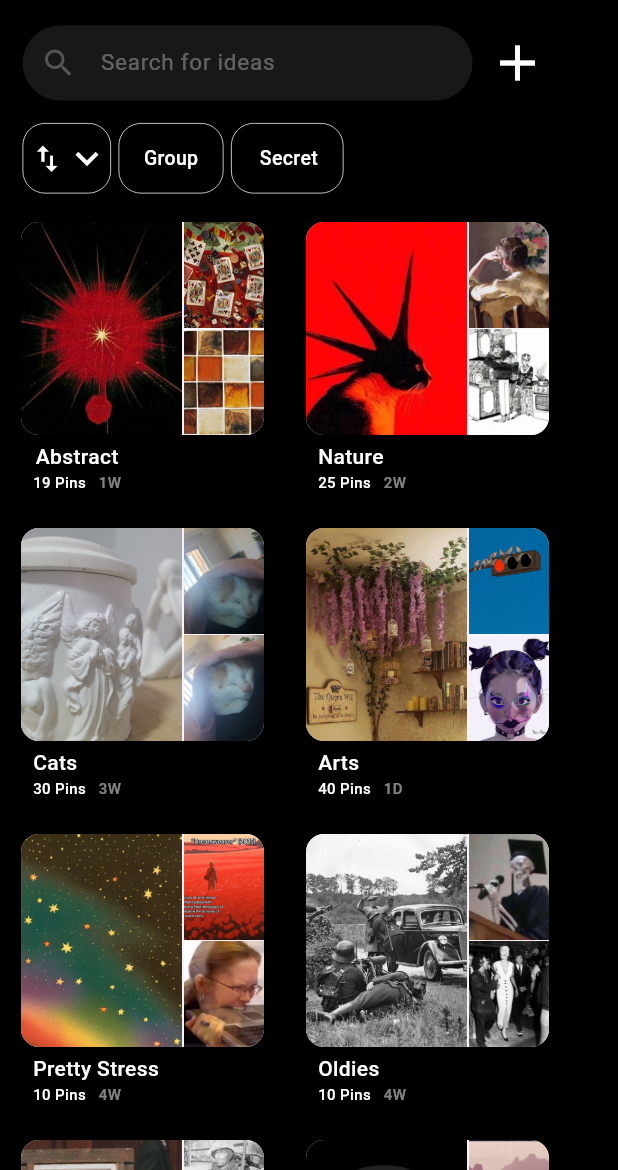
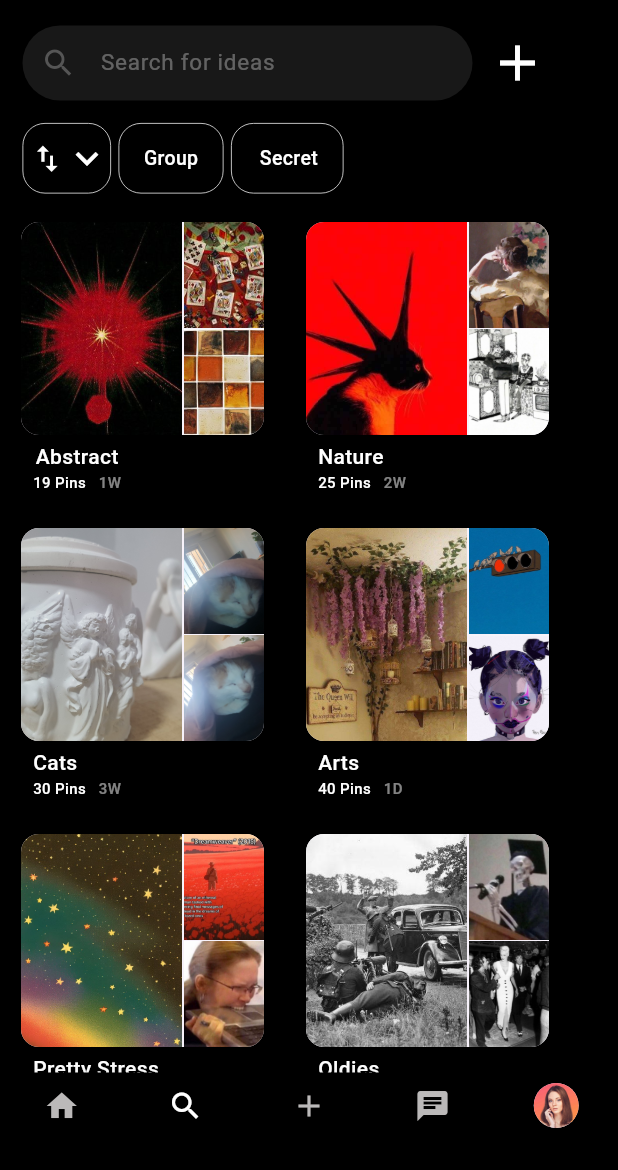
Before and after one commit to TnsaeANS/Pinterest_Flutter, a Flutter app: the screen it shows after launch, item 5 of the bottom bar chosen, after a tap on "Boards", on a phone screen of 412 x 824 dp, the part 66-1236 px from its top. Run offline on Flutter 3.47's test engine with Material 3 defaults, Android fonts, the phone set to English and light mode, and no system bars.

Commit message:
added the not working nav

```diff
--- a/lib/pages/boards.dart
+++ b/lib/pages/boards.dart
@@ -1,6 +1,8 @@
 import 'package:flutter/material.dart';
 import 'package:pinterest_flutter/constants/colors.dart';
 import 'profilePage.dart';
+import 'nav.dart';
+
 
 class BoardsScreen extends StatelessWidget {
   final List<String> imagePaths = [
@@ -53,11 +55,16 @@ class BoardsScreen extends StatelessWidget {
 
   ];
 
-  BoardsScreen({super.key});
+final Function(int) onItemTapped;
+  BoardsScreen({super.key, required this.onItemTapped});
 
   @override
   Widget build(BuildContext context) {
     return Scaffold(
+      bottomNavigationBar: NavBar(
+        selectedIndex: 1,
+        onItemTapped: onItemTapped,
+      ),
       appBar: AppBar(
         automaticallyImplyLeading: false,
         backgroundColor: Colors.transparent,
@@ -1031,7 +1038,7 @@ SizedBox(height: 20),
 
 void main() {
   runApp(MaterialApp(
-    home: BoardsScreen(),
+    home: BoardsScreen(onItemTapped: onItemTapped,),
   ));
 }
 }
--- a/lib/pages/profile.dart
+++ b/lib/pages/profile.dart
@@ -104,7 +104,7 @@ class ProfileScreen extends StatelessWidget {
                 GestureDetector(
                   onTap: () {
                     Navigator.of(context).push(
-                      MaterialPageRoute(builder: (context) => BoardsScreen()),
+                      MaterialPageRoute(builder: (context) => BoardsScreen(onItemTapped: (p0) => 0)),
                     );
                   },
                   child: const Text(
```
Also changed, not shown: 1 other file.
